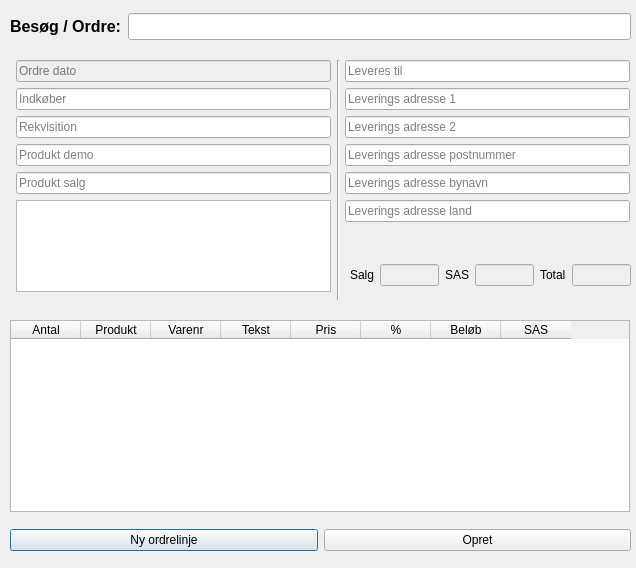
Before: the Qt Designer form buildtools/ui/order_dialog.ui in fhdk/eordre2, drawn with Qt 5.
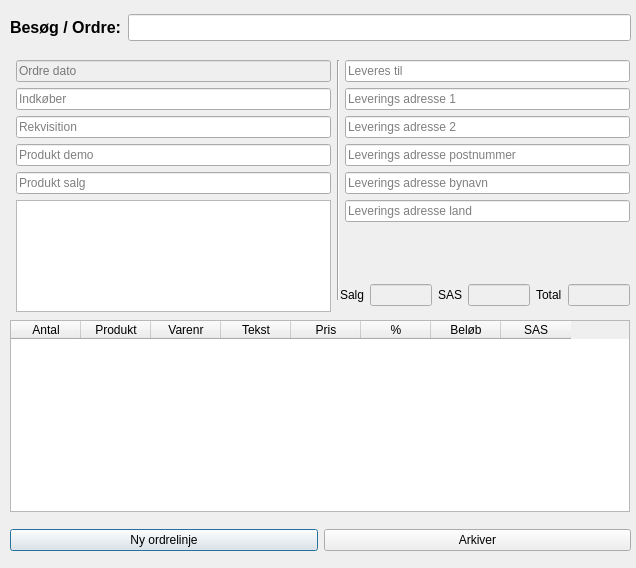
After: the same form once the commit is applied.

```diff
--- a/buildtools/ui/order_dialog.ui
+++ b/buildtools/ui/order_dialog.ui
@@ -19,7 +19,7 @@
                     <x>10</x>
                     <y>60</y>
                     <width>321</width>
-                    <height>232</height>
+     <height>252</height>
                 </rect>
             </property>
             <layout class="QFormLayout" name="formOrderVisit">
@@ -137,7 +137,7 @@
                     <x>339</x>
                     <y>60</y>
                     <width>291</width>
-                    <height>191</height>
+     <height>206</height>
                 </rect>
             </property>
             <layout class="QFormLayout" name="formDeliveryAddress">
@@ -188,9 +188,9 @@
         <widget class="QWidget" name="gridLayoutWidget">
             <property name="geometry">
                 <rect>
-                    <x>350</x>
-                    <y>260</y>
-                    <width>281</width>
+     <x>340</x>
+     <y>280</y>
+     <width>290</width>
                     <height>31</height>
                 </rect>
             </property>
@@ -258,7 +258,7 @@
                     <x>10</x>
                     <y>10</y>
                     <width>621</width>
-                    <height>33</height>
+     <height>35</height>
                 </rect>
             </property>
             <layout class="QGridLayout" name="gridOrderVisitAt">
@@ -312,7 +312,7 @@
                 <item row="0" column="1">
                     <widget class="QPushButton" name="buttonCreateOrderVisit">
                         <property name="text">
-                            <string>Opret</string>
+       <string>Arkiver</string>
                         </property>
                     </widget>
                 </item>
```
Lines whose indentation alone changed are shown as unchanged.
